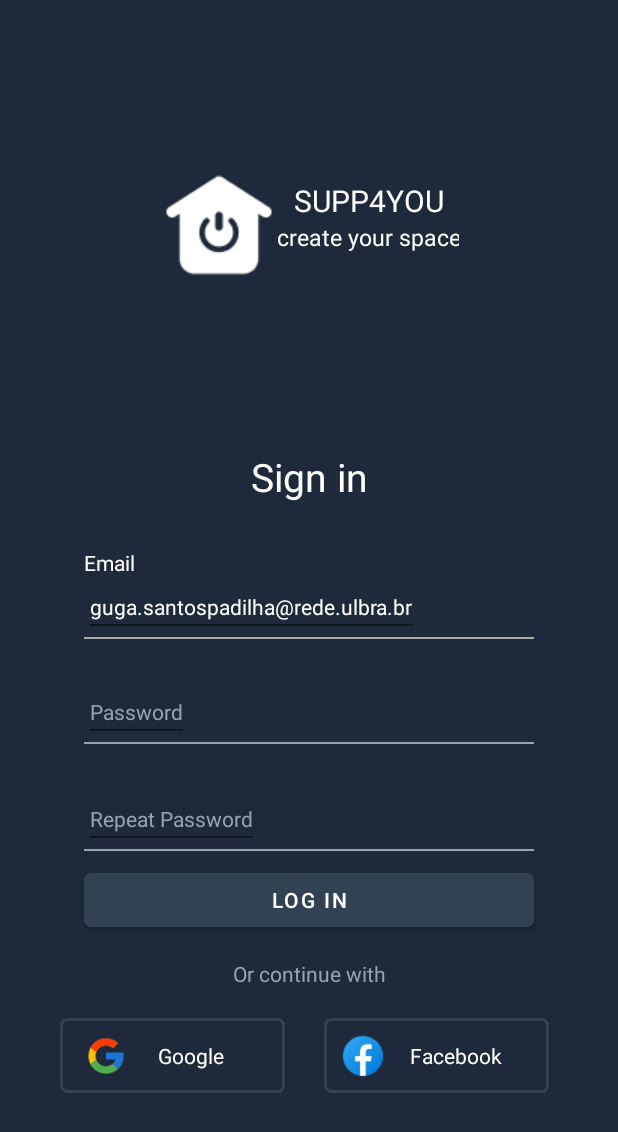
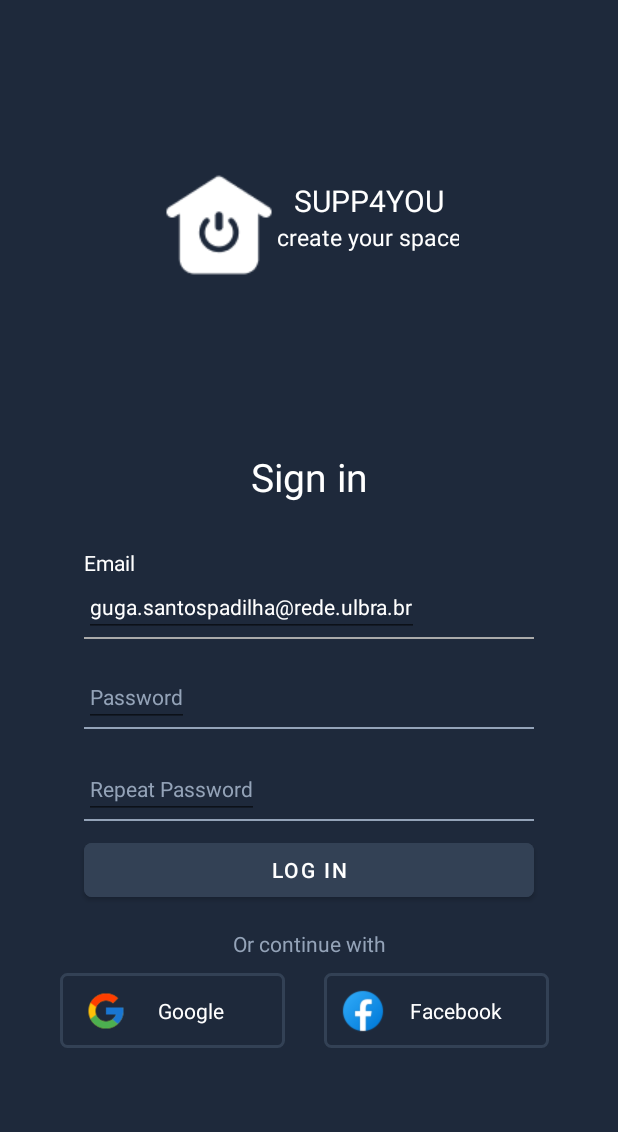
Before and after one commit to gugapadilha/supp4you-app, an Android app: the RegisterFragment screen opened through its navigation route, on a phone screen of 412 x 824 dp. Shown: the top 1132 px of the screen. Run offline under Robolectric (Android 15) with nearby library versions, the phone set to English and light mode, and no system bars.

Commit message:
ui from login and register done

```diff
--- a/app/src/main/res/layout/fragment_login.xml
+++ b/app/src/main/res/layout/fragment_login.xml
@@ -96,12 +96,12 @@
         android:id="@+id/tv_password"
         android:layout_width="200dp"
         android:layout_height="wrap_content"
-        android:layout_marginTop="30dp"
+        android:layout_marginTop="20dp"
+        android:text="@string/password"
         android:textColor="@color/sub_text"
         android:textSize="14sp"
         app:layout_constraintStart_toStartOf="@+id/view"
-        app:layout_constraintTop_toBottomOf="@+id/textView"
-        android:text="@string/password" />
+        app:layout_constraintTop_toBottomOf="@+id/textView" />
 
     <TextView
         android:id="@+id/tv_forgot"
--- a/app/src/main/res/layout/fragment_register.xml
+++ b/app/src/main/res/layout/fragment_register.xml
@@ -96,7 +96,7 @@
         android:id="@+id/tv_password"
         android:layout_width="wrap_content"
         android:layout_height="wrap_content"
-        android:layout_marginTop="30dp"
+        android:layout_marginTop="20dp"
         android:text="@string/password"
         android:textColor="@color/sub_text"
         android:textSize="14sp"
@@ -115,7 +115,7 @@
         android:id="@+id/tv_repeat_password"
         android:layout_width="wrap_content"
         android:layout_height="wrap_content"
-        android:layout_marginTop="30dp"
+        android:layout_marginTop="20dp"
         android:text="@string/repeat_password"
         android:textColor="@color/sub_text"
         android:textSize="14sp"
@@ -135,16 +135,15 @@
         android:id="@+id/tv_login"
         android:layout_width="300dp"
         android:layout_height="wrap_content"
-        android:layout_marginTop="80dp"
+        android:layout_marginTop="10dp"
         android:backgroundTint="@color/sub_bar"
         android:text="@string/log_in"
         app:cornerRadius="5dp"
         app:iconGravity="textStart"
         app:iconPadding="8dp"
-        app:layout_constraintEnd_toEndOf="@+id/view"
-        app:layout_constraintHorizontal_bias="0.0"
-        app:layout_constraintStart_toStartOf="@+id/view"
-        app:layout_constraintTop_toBottomOf="@+id/view" />
+        app:layout_constraintEnd_toEndOf="@+id/view3"
+        app:layout_constraintStart_toStartOf="@+id/view3"
+        app:layout_constraintTop_toTopOf="@+id/view3" />
 
     <TextView
         android:id="@+id/tv_continue_with"
@@ -163,7 +162,7 @@
         android:layout_width="150dp"
         android:layout_height="50dp"
         android:layout_marginStart="40dp"
-        android:layout_marginTop="20dp"
+        android:layout_marginTop="10dp"
         android:background="@drawable/btn_border"
         app:layout_constraintStart_toStartOf="parent"
         app:layout_constraintTop_toBottomOf="@+id/tv_continue_with">
@@ -196,7 +195,7 @@
         android:layout_width="150dp"
         android:layout_height="50dp"
         android:layout_marginStart="20dp"
-        android:layout_marginTop="20dp"
+        android:layout_marginTop="10dp"
         android:layout_marginEnd="40dp"
         android:background="@drawable/btn_border"
         app:layout_constraintEnd_toEndOf="parent"
```
